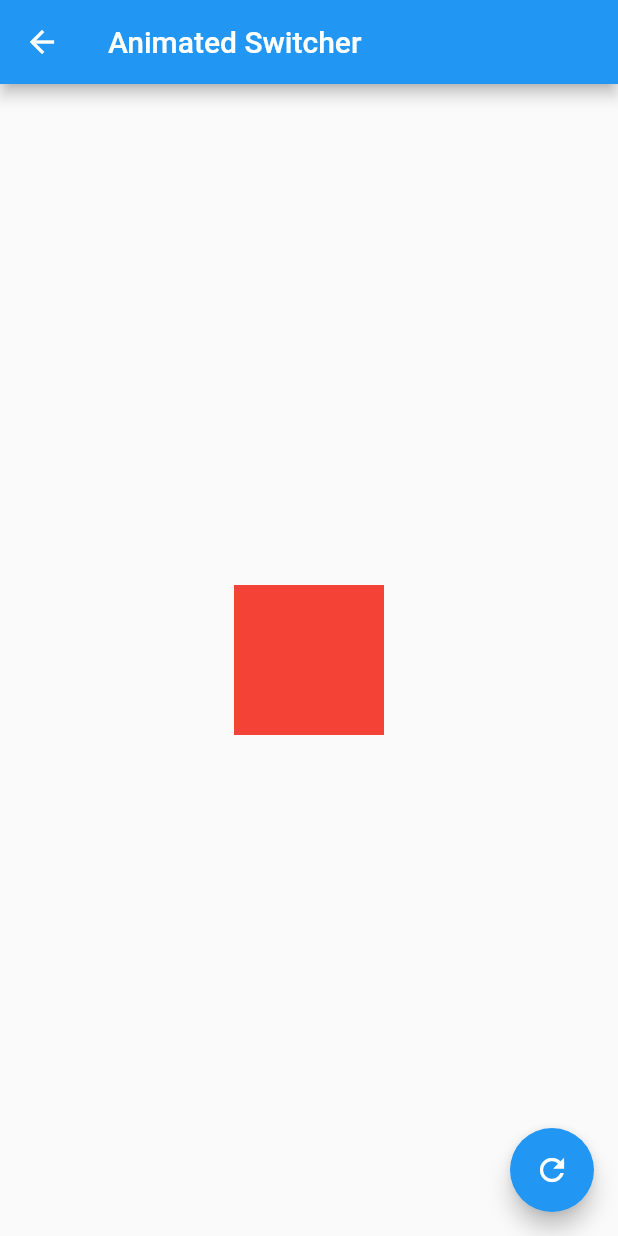
After one commit to cheesejp/flutter-learn-animation, a Flutter app: the AnimatedSwitcherDemo screen opened directly, on a phone screen of 412 x 824 dp. The commit adds this screen. Run offline on Flutter 3.47's test engine with Material 2 defaults, Android fonts, the phone set to English and light mode, and no system bars.

Commit message:
TabViewを使ってスワイプでアニメーションのデモを切り替えれるようにした。

```diff
--- a/lib/main.dart
+++ b/lib/main.dart
@@ -1,12 +1,27 @@
-import 'package:animation/my-animation-page.dart';
-import 'package:animation/samples/animation-tutorial-implicit.dart';
+import 'package:animation/samples/animated-switcher.dart';
+import 'package:animation/samples/animated-align.dart';
 import 'package:animation/samples/animation-tutorial-transition.dart';
 import 'package:animation/samples/bottom-navigation-bar.dart';
 import 'package:flutter/material.dart';
 
 void main() {
-  // runApp(AnimationTutorialSample()); // AnimationのTutorialのサンプルコード
-  // runApp(BottomNavigationDemoApp()); // Flutter GallaryのBottomNavigationBarのサンプルコード
-  // runApp(MyAnimation());
-  runApp(AnimatedAlignPage());
+  runApp(MyTab());
 }
+
+class MyTab extends StatelessWidget {
+  final List<Widget> animationViews = [
+    TransitionDemo(),
+    BottomNavigationDemo(type: BottomNavigationDemoType.withLabels),
+    AnimatedAlignDemo(),
+    AnimatedSwitcherDemo()
+  ];
+
+  @override
+  Widget build(BuildContext context) {
+    return MaterialApp(
+      home: DefaultTabController(
+          length: animationViews.length,
+          child: TabBarView(children: animationViews)),
+    );
+  }
+}
--- /dev/null
+++ b/lib/samples/animated-switcher.dart
@@ -0,0 +1,36 @@
+import 'package:flutter/material.dart';
+
+class AnimatedSwitcherDemo extends StatefulWidget {
+  @override
+  State<StatefulWidget> createState() => _AnimatedSwitcherDemoState();
+}
+
+class _AnimatedSwitcherDemoState extends State<AnimatedSwitcherDemo> {
+  bool isVisible = true;
+
+  @override
+  Widget build(BuildContext context) {
+    return Scaffold(
+      appBar: AppBar(title: Text("Animated Switcher")),
+      floatingActionButton: FloatingActionButton(
+        child: Icon(Icons.refresh),
+        onPressed: () {
+          setState(() {
+            isVisible = !isVisible;
+          });
+        },
+      ),
+      body: Center(
+          child: AnimatedSwitcher(
+        child: isVisible
+            ? Container(
+                height: 100.0,
+                width: 100.0,
+                color: Colors.red,
+              )
+            : SizedBox(),
+        duration: Duration(seconds: 2),
+      )),
+    );
+  }
+}
```
Also changed, not shown: lib/my-animation-page.dart (deleted, +0 -61 lines), lib/samples/animated-align.dart (renamed from lib/samples/animation-tutorial-implicit.dart, +3 -12 lines), lib/samples/animation-tutorial-transition.dart (+14 -9 lines), lib/samples/bottom-navigation-bar.dart (+1 -10 lines), 1 other file.
